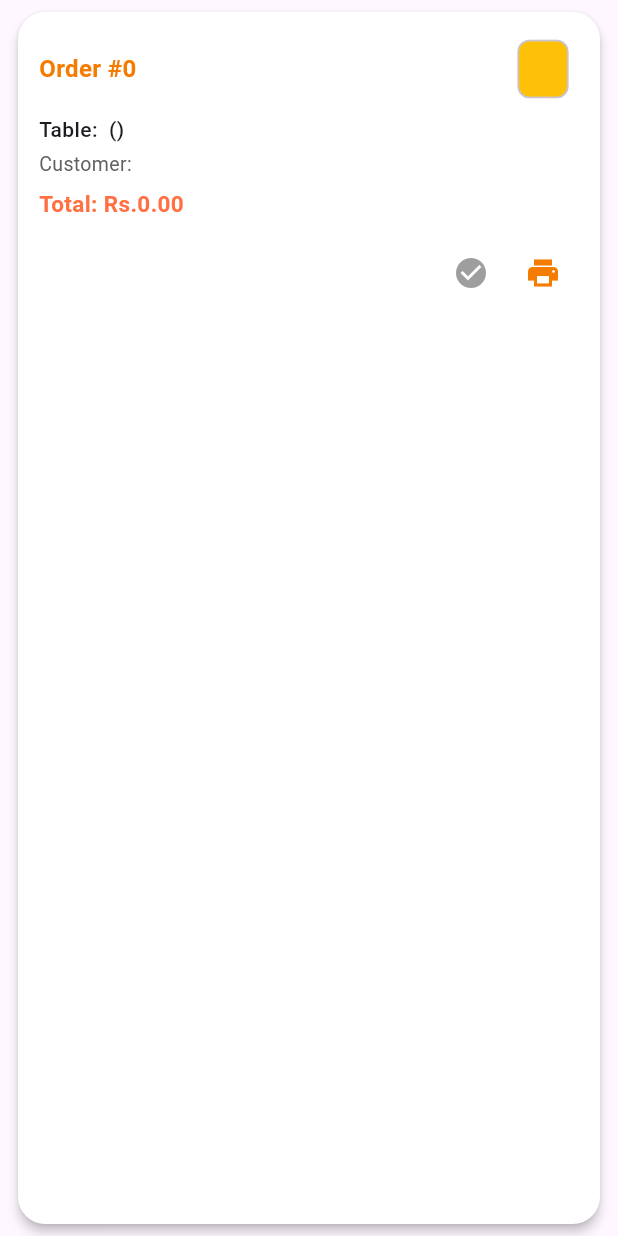
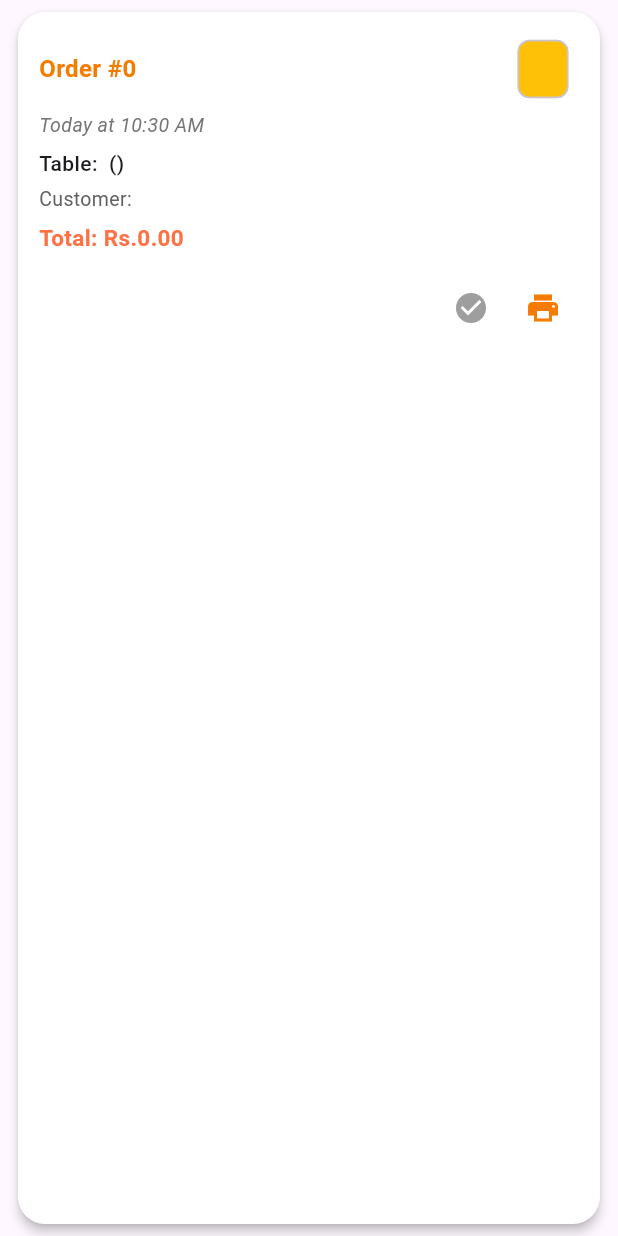
Before and after one commit to archana-acharya1/cafe, a Flutter app: the OrderCard widget shown alone on an empty page, opened directly with empty values, on a phone screen of 412 x 824 dp. Run offline on Flutter 3.47's test engine with Material 3 defaults, Android fonts, the light colour scheme and no system bars; our stand-ins replace file_picker, hive, hive_flutter, image_picker, pdf, printing and 1 more; missing offline and left inert: nepali_date_picker; accounts and stored records are empty; generated files the repository leaves out were written again.

Commit message:
date of order

```diff
--- a/lib/widgets/order_card.dart
+++ b/lib/widgets/order_card.dart
@@ -1,5 +1,6 @@
 import 'package:flutter/material.dart';
 import 'package:hive/hive.dart';
+import 'package:intl/intl.dart';
 import 'package:pdf/pdf.dart';
 import 'package:pdf/widgets.dart' as pw;
 import 'package:printing/printing.dart';
@@ -42,11 +43,14 @@ class OrderCard extends StatelessWidget {
               Row(
                 mainAxisAlignment: MainAxisAlignment.spaceBetween,
                 children: [
-                  Text("Order #${order.orderId}",
+                  Text(
+                    "Order #${order.orderId}",
                     style: TextStyle(
                       fontWeight: FontWeight.bold,
                       fontSize: 16,
-                          color: themeColor)),
+                      color: themeColor,
+                    ),
+                  ),
                   Chip(
                     label: Text(
                       order.paymentStatus,
@@ -61,19 +65,38 @@ class OrderCard extends StatelessWidget {
                   ),
                 ],
               ),
+
+              const SizedBox(height: 4),
+              Text(
+                _formatOrderDate(order.createdAt),
+                style: TextStyle(
+                  fontSize: 13,
+                  color: Colors.grey[600],
+                  fontStyle: FontStyle.italic,
+                ),
+              ),
+
               const SizedBox(height: 6),
-              Text("Table: ${order.tableName} (${order.area})",
-                  style: const TextStyle(fontWeight: FontWeight.w500)),
+              Text(
+                "Table: ${order.tableName} (${order.area})",
+                style: const TextStyle(fontWeight: FontWeight.w500),
+              ),
               const SizedBox(height: 4),
-              Text("Customer: ${order.customerName ?? "Guest"}",
-                  style: TextStyle(color: Colors.grey[700], fontSize: 13)),
+              Text(
+                "Customer: ${order.customerName ?? "Guest"}",
+                style: TextStyle(color: Colors.grey[700], fontSize: 13),
+              ),
               const SizedBox(height: 6),
-              Text("Total: Rs.${order.totalAmount.toStringAsFixed(2)}",
+              Text(
+                "Total: Rs.${order.totalAmount.toStringAsFixed(2)}",
                 style: TextStyle(
                   fontWeight: FontWeight.bold,
                   fontSize: 15,
-                      color: accentColor)),
+                  color: accentColor,
+                ),
+              ),
               const SizedBox(height: 12),
+
               Row(
                 mainAxisAlignment: MainAxisAlignment.end,
                 children: [
@@ -135,6 +158,21 @@ class OrderCard extends StatelessWidget {
     );
   }
 
+  static String _formatOrderDate(DateTime createdAt) {
+    final now = DateTime.now();
+    final today = DateTime(now.year, now.month, now.day);
+    final orderDate = DateTime(createdAt.year, createdAt.month, createdAt.day);
+    final formatter = DateFormat('hh:mm a'); // ex: 02:45 PM
+
+    if (orderDate == today) {
+      return "Today at ${formatter.format(createdAt)}";
+    } else if (orderDate == today.subtract(const Duration(days: 1))) {
+      return "Yesterday at ${formatter.format(createdAt)}";
+    } else {
+      return "${DateFormat('yyyy-MM-dd').format(createdAt)} at ${formatter.format(createdAt)}";
+    }
+  }
+
   String _generateInvoiceNumber() {
     final settingsBox = Hive.box('settings');
     int lastInvoice = settingsBox.get('lastInvoiceNumber', defaultValue: 1000);
@@ -143,7 +181,6 @@ class OrderCard extends StatelessWidget {
     return "SRN#$newInvoice";
   }
 
-  /// ✅ Now purely synchronous
   static pw.Page buildOrderPdfPage(OrderModel order) {
     final customPageFormat = PdfPageFormat(
       58 * PdfPageFormat.mm,
```
Lines whose indentation alone changed are shown as unchanged.
